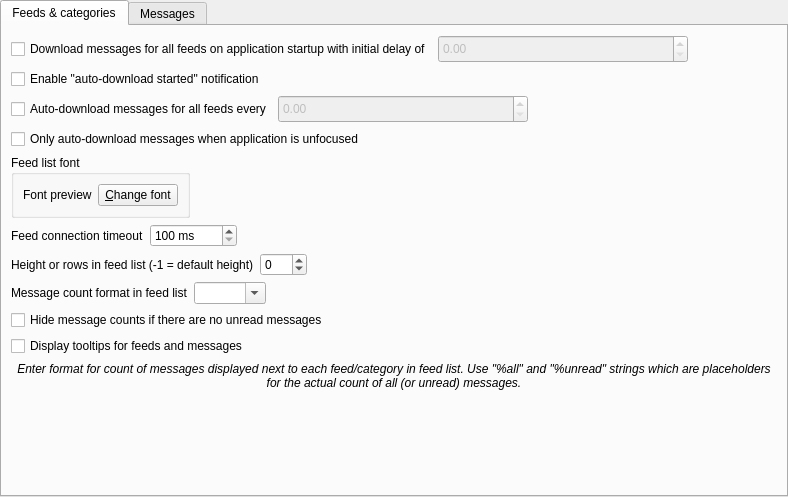
Old version of the form src/librssguard/gui/settings/settingsfeedsmessages.ui in the repository martinrotter/rssguard.
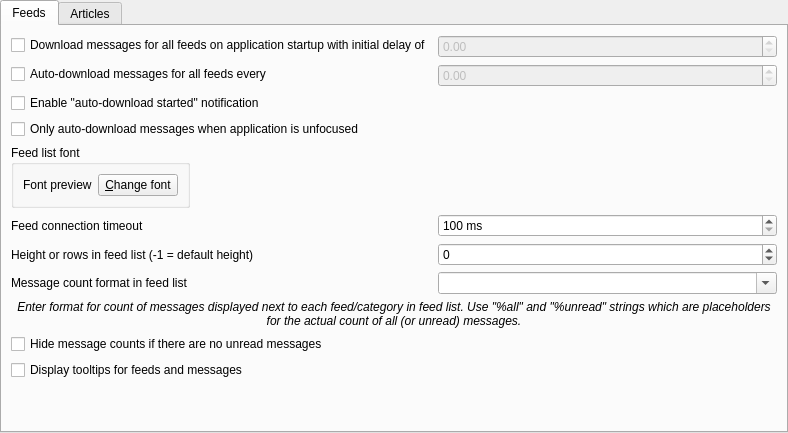
New version of the form. Custom widgets are drawn as their Qt base class.

The edit to the form file:
```diff
--- a/src/librssguard/gui/settings/settingsfeedsmessages.ui
+++ b/src/librssguard/gui/settings/settingsfeedsmessages.ui
@@ -7,7 +7,7 @@
     <x>0</x>
     <y>0</y>
     <width>788</width>
-    <height>497</height>
+    <height>433</height>
    </rect>
   </property>
   <layout class="QHBoxLayout" name="horizontalLayout">
@@ -30,29 +30,21 @@
      </property>
      <widget class="QWidget" name="m_tabFeeds">
       <attribute name="title">
-       <string>Feeds &amp;&amp; categories</string>
+       <string>Feeds</string>
       </attribute>
       <layout class="QFormLayout" name="formLayout_2">
        <item row="0" column="0">
-        <layout class="QHBoxLayout" name="horizontalLayout_5">
-         <item>
           <widget class="QCheckBox" name="m_checkUpdateAllFeedsOnStartup">
            <property name="text">
             <string>Download messages for all feeds on application startup with initial delay of</string>
            </property>
           </widget>
          </item>
-         <item>
+       <item row="0" column="1">
           <widget class="TimeSpinBox" name="m_spinStartupUpdateDelay">
            <property name="enabled">
             <bool>false</bool>
            </property>
-           <property name="minimumSize">
-            <size>
-             <width>250</width>
-             <height>28</height>
-            </size>
-           </property>
            <property name="readOnly">
             <bool>false</bool>
            </property>
@@ -60,23 +52,40 @@
             <bool>true</bool>
            </property>
           </widget>
-         </item>
-        </layout>
        </item>
        <item row="1" column="0">
-        <widget class="QCheckBox" name="m_checkAutoUpdateNotification">
+        <widget class="QCheckBox" name="m_checkAutoUpdate">
          <property name="text">
-          <string>Enable &quot;auto-download started&quot; notification</string>
+          <string>Auto-download messages for all feeds every</string>
+         </property>
+        </widget>
+       </item>
+       <item row="1" column="1">
+        <widget class="TimeSpinBox" name="m_spinAutoUpdateInterval">
+         <property name="enabled">
+          <bool>false</bool>
+         </property>
+         <property name="readOnly">
+          <bool>false</bool>
+         </property>
+         <property name="accelerated">
+          <bool>true</bool>
          </property>
         </widget>
        </item>
        <item row="4" column="0">
         <widget class="QGroupBox" name="groupBox_6">
+         <property name="sizePolicy">
+          <sizepolicy hsizetype="Preferred" vsizetype="Maximum">
+           <horstretch>0</horstretch>
+           <verstretch>0</verstretch>
+          </sizepolicy>
+         </property>
          <property name="title">
           <string>Feed list font</string>
          </property>
-         <layout class="QHBoxLayout" name="horizontalLayout_18">
-          <item>
+         <layout class="QFormLayout" name="formLayout_3">
+          <item row="0" column="0">
            <widget class="QLabel" name="m_lblFeedListFont">
             <property name="text">
              <string>Font preview</string>
@@ -86,7 +95,7 @@
             </property>
            </widget>
           </item>
-          <item>
+          <item row="0" column="1">
            <widget class="QPushButton" name="m_btnChangeFeedListFont">
             <property name="text">
              <string>&amp;Change font</string>
@@ -96,19 +105,7 @@
          </layout>
         </widget>
        </item>
-       <item row="5" column="0">
-        <layout class="QHBoxLayout" name="horizontalLayout_7">
-         <item>
-          <widget class="QLabel" name="label_3">
-           <property name="text">
-            <string>Feed connection timeout</string>
-           </property>
-           <property name="buddy">
-            <cstring>m_spinFeedUpdateTimeout</cstring>
-           </property>
-          </widget>
-         </item>
-         <item>
+       <item row="5" column="1">
           <widget class="QSpinBox" name="m_spinFeedUpdateTimeout">
            <property name="toolTip">
             <string>Connection timeout is time interval which is reserved for downloading new messages for the feed. If this time interval elapses, then download process is aborted.</string>
@@ -127,11 +124,7 @@
            </property>
           </widget>
          </item>
-        </layout>
-       </item>
        <item row="6" column="0">
-        <layout class="QHBoxLayout" name="horizontalLayout_9">
-         <item>
           <widget class="QLabel" name="label_6">
            <property name="text">
             <string>Height or rows in feed list (-1 = default height)</string>
@@ -141,7 +134,7 @@
            </property>
           </widget>
          </item>
-         <item>
+       <item row="6" column="1">
           <widget class="QSpinBox" name="m_spinHeightRowsFeeds">
            <property name="minimum">
             <number>-1</number>
@@ -151,11 +144,7 @@
            </property>
           </widget>
          </item>
-        </layout>
-       </item>
        <item row="7" column="0">
-        <layout class="QHBoxLayout" name="horizontalLayout_8">
-         <item>
           <widget class="QLabel" name="label_8">
            <property name="text">
             <string>Message count format in feed list</string>
@@ -165,7 +154,7 @@
            </property>
           </widget>
          </item>
-         <item>
+       <item row="7" column="1">
           <widget class="QComboBox" name="m_cmbCountsFeedList">
            <property name="toolTip">
             <string notr="true"/>
@@ -175,39 +164,7 @@
            </property>
           </widget>
          </item>
-        </layout>
-       </item>
-       <item row="2" column="0">
-        <layout class="QHBoxLayout" name="horizontalLayout_6">
-         <item>
-          <widget class="QCheckBox" name="m_checkAutoUpdate">
-           <property name="text">
-            <string>Auto-download messages for all feeds every</string>
-           </property>
-          </widget>
-         </item>
-         <item>
-          <widget class="TimeSpinBox" name="m_spinAutoUpdateInterval">
-           <property name="enabled">
-            <bool>false</bool>
-           </property>
-           <property name="minimumSize">
-            <size>
-             <width>250</width>
-             <height>28</height>
-            </size>
-           </property>
-           <property name="readOnly">
-            <bool>false</bool>
-           </property>
-           <property name="accelerated">
-            <bool>true</bool>
-           </property>
-          </widget>
-         </item>
-        </layout>
-       </item>
-       <item row="10" column="0" colspan="2">
+       <item row="8" column="0" colspan="2">
         <widget class="QLabel" name="label_9">
          <property name="font">
           <font>
@@ -238,32 +195,49 @@
          </property>
         </spacer>
        </item>
-       <item row="8" column="0" colspan="2">
+       <item row="5" column="0">
+        <widget class="QLabel" name="label_3">
+         <property name="text">
+          <string>Feed connection timeout</string>
+         </property>
+         <property name="buddy">
+          <cstring>m_spinFeedUpdateTimeout</cstring>
+         </property>
+        </widget>
+       </item>
+       <item row="9" column="0" colspan="2">
         <widget class="QCheckBox" name="m_cbHideCountsIfNoUnread">
          <property name="text">
           <string>Hide message counts if there are no unread messages</string>
          </property>
         </widget>
        </item>
-       <item row="3" column="0" colspan="2">
-        <widget class="QCheckBox" name="m_checkAutoUpdateOnlyUnfocused">
-         <property name="text">
-          <string>Only auto-download messages when application is unfocused</string>
-         </property>
-        </widget>
-       </item>
-       <item row="9" column="0" colspan="2">
+       <item row="10" column="0" colspan="2">
         <widget class="QCheckBox" name="m_checkShowTooltips">
          <property name="text">
           <string>Display tooltips for feeds and messages</string>
          </property>
         </widget>
        </item>
+       <item row="3" column="0" colspan="2">
+        <widget class="QCheckBox" name="m_checkAutoUpdateOnlyUnfocused">
+         <property name="text">
+          <string>Only auto-download messages when application is unfocused</string>
+         </property>
+        </widget>
+       </item>
+       <item row="2" column="0" colspan="2">
+        <widget class="QCheckBox" name="m_checkAutoUpdateNotification">
+         <property name="text">
+          <string>Enable &quot;auto-download started&quot; notification</string>
+         </property>
+        </widget>
+       </item>
       </layout>
      </widget>
      <widget class="QWidget" name="m_tabMessages">
       <attribute name="title">
-       <string>Messages</string>
+       <string>Articles</string>
       </attribute>
       <layout class="QFormLayout" name="formLayout">
        <item row="0" column="0">
```
Left out of the diff: 101 changed lines with no effect on the pictures. Lines whose indentation alone changed are shown as unchanged.
